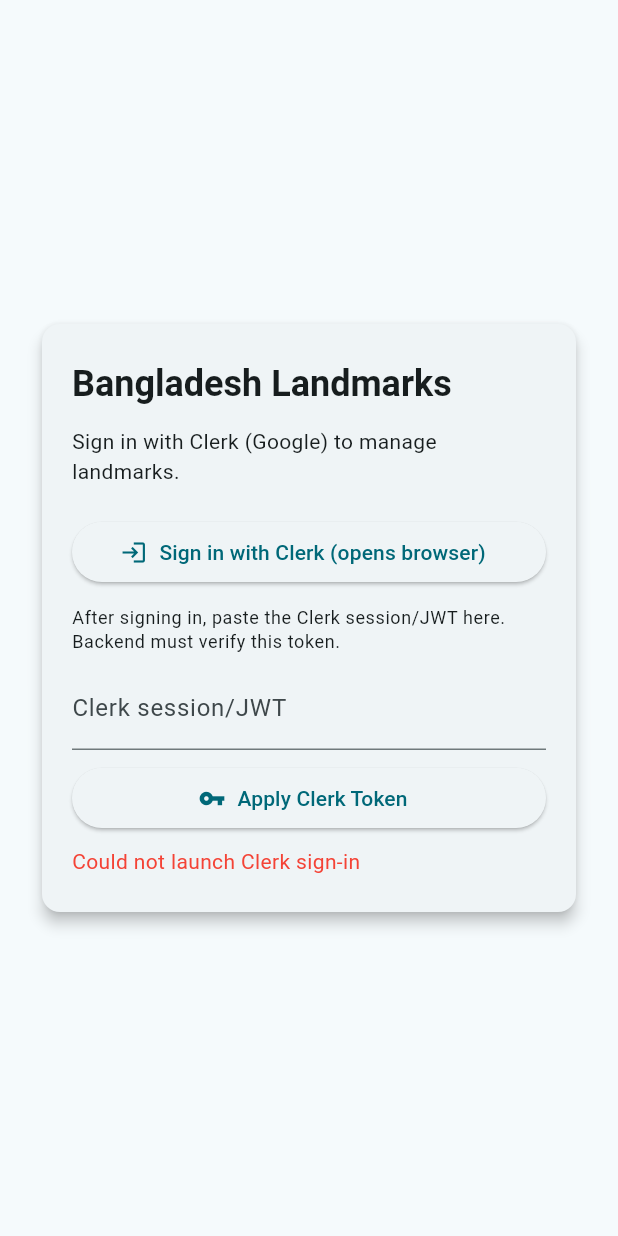
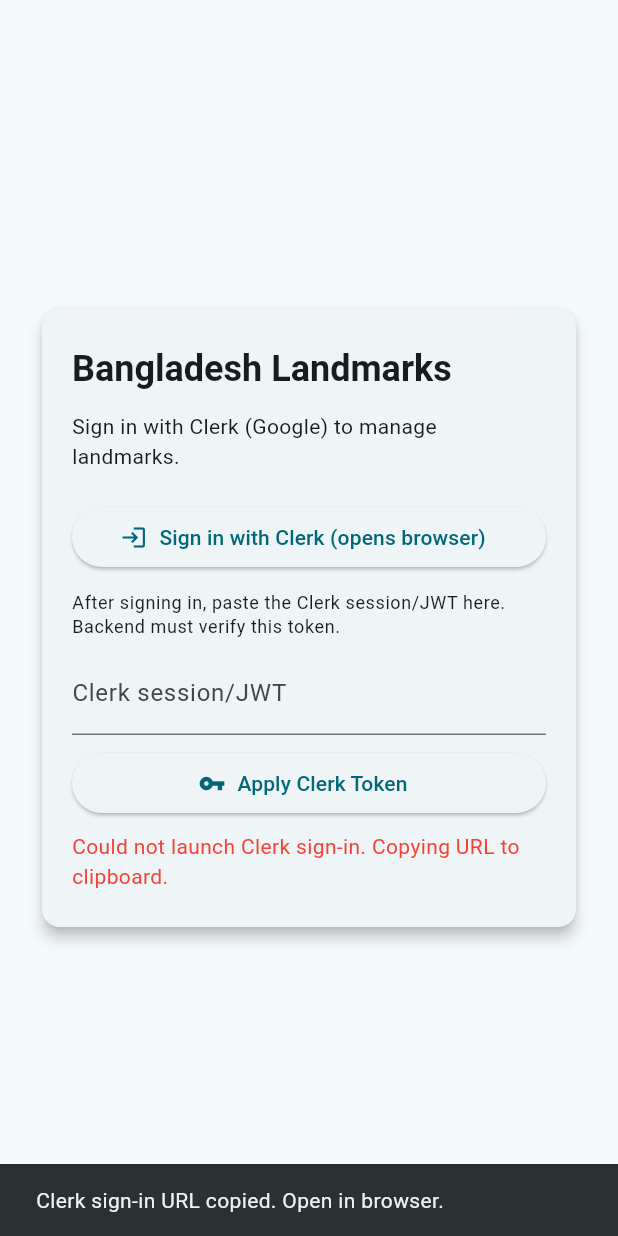
Before and after one commit to theHasanMahmud/Bangladesh-Landmark-Management-Mobile-App, a Flutter app: the LoginScreen screen opened directly, after a tap on "Sign in with Clerk (opens browser)", on a phone screen of 412 x 824 dp. Run offline on Flutter 3.47's test engine with Material 3 defaults, Android fonts, the phone set to English and light mode, and no system bars; our stand-ins replace cached_network_image, flutter_map, geolocator, image_picker, latlong2, shared_preferences and 1 more; missing offline and left inert: flutter_map_marker_cluster; accounts and stored records are empty; statements that could not run were skipped.

Commit message:
fix(auth): add Clerk sign-in fallback and copy URL

```diff
--- a/lib/screens/login_screen.dart
+++ b/lib/screens/login_screen.dart
@@ -1,4 +1,5 @@
 import 'package:flutter/material.dart';
+import 'package:flutter/services.dart';
 import 'package:url_launcher/url_launcher.dart';
 
 import '../config/clerk_config.dart';
@@ -23,12 +24,22 @@
   }
 
   Future<void> _openClerkHosted() async {
-    final uri = Uri.parse('https://accounts.clerk.com/v2/sign-in?redirect_url=https://dashboard.clerk.com&publishable_key=${ClerkConfig.publishableKey}');
-    if (await canLaunchUrl(uri)) {
-      await launchUrl(uri, mode: LaunchMode.externalApplication);
-    } else {
+    final uri = Uri.https('accounts.clerk.com', '/v2/sign-in', {
+      'redirect_url': 'https://dashboard.clerk.com',
+      'publishable_key': ClerkConfig.publishableKey,
+    });
+    try {
+      final launched = await launchUrl(uri, mode: LaunchMode.externalApplication);
+      if (!launched && mounted) {
+        setState(() => _error = 'Could not launch Clerk sign-in. Copying URL to clipboard.');
+        await Clipboard.setData(ClipboardData(text: uri.toString()));
+        ScaffoldMessenger.of(context).showSnackBar(const SnackBar(content: Text('Clerk sign-in URL copied. Open in browser.')));
+      }
+    } catch (_) {
       if (!mounted) return;
-      setState(() => _error = 'Could not launch Clerk sign-in');
+      await Clipboard.setData(ClipboardData(text: uri.toString()));
+      setState(() => _error = 'Could not launch Clerk sign-in. URL copied to clipboard.');
+      ScaffoldMessenger.of(context).showSnackBar(const SnackBar(content: Text('Clerk sign-in URL copied. Open in browser.')));
     }
   }
 
@@ -87,6 +98,10 @@
                    ],
                  ),
                ),
+             ),
+           ),
+         ),
+       ),
     );
   }
 }
```
Lines whose indentation alone changed are shown as unchanged.
